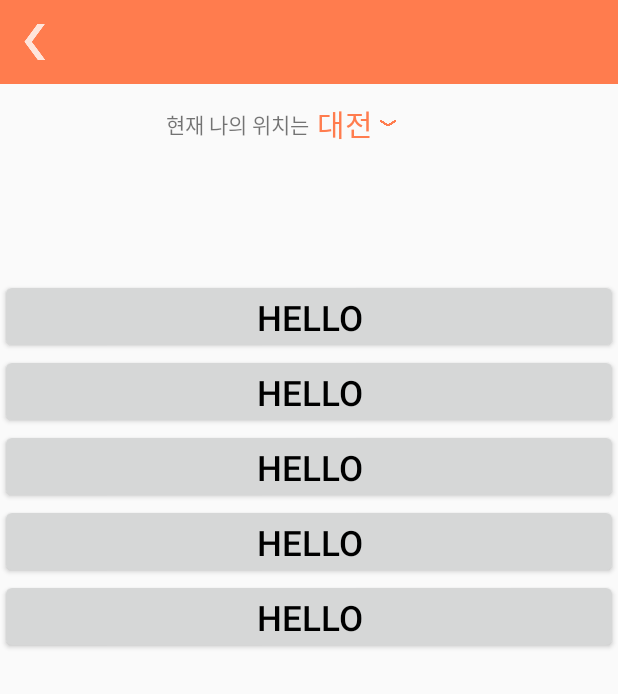
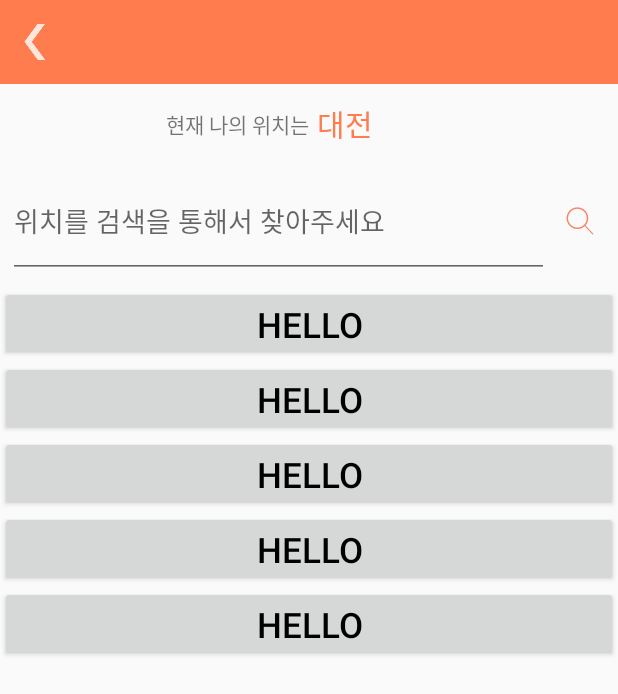
Before and after one commit to geni429/SigMunGo, an Android app: the SetLocation screen opened directly, with no data from a screen before it, on a phone screen of 412 x 824 dp. Shown: the top 694 px of the screen. Run offline under Robolectric (Android 15) with nearby library versions, the light colour scheme and no system bars.

Commit message:
Toolbar margin이슈 해결, set_location layout 완성

```diff
--- a/SigMunGo/app/src/main/AndroidManifest.xml
+++ b/SigMunGo/app/src/main/AndroidManifest.xml
@@ -20,7 +20,7 @@
         <activity android:name=".SignUp" android:theme="@style/AppTheme"/>
         <activity android:name=".Certification" android:theme="@style/AppTheme"/>
         <activity android:name=".Main" android:theme="@style/ToolbarTheme"/>
-        <activity android:name=".SetLocation" android:theme="@style/ToolbarTheme"/>
+        <activity android:name=".SetLocation" android:theme="@style/ToolbarTheme" android:windowSoftInputMode="adjustPan"/>
     </application>
 
 </manifest>
--- a/SigMunGo/app/src/main/java/com/example/sigmungo/sigmungo/Adapter/MainRecyclerAdapter.java
+++ b/SigMunGo/app/src/main/java/com/example/sigmungo/sigmungo/Adapter/MainRecyclerAdapter.java
@@ -48,7 +48,6 @@ public class MainRecyclerAdapter extends RecyclerView.Adapter<MainRecyclerAdapte
 
     @Override
     public ViewHolder onCreateViewHolder(ViewGroup parent, int viewType) {
-        Log.d("MainRecycler parent", parent+"");
         View v = LayoutInflater.from(parent.getContext()).inflate(R.layout.restaurants_info_items, parent, false);
         ViewHolder holder = new ViewHolder(v);
         return holder;
--- a/SigMunGo/app/src/main/java/com/example/sigmungo/sigmungo/Adapter/SetLocationAdapter.java
+++ b/SigMunGo/app/src/main/java/com/example/sigmungo/sigmungo/Adapter/SetLocationAdapter.java
@@ -23,7 +23,6 @@ public class SetLocationAdapter extends RecyclerView.Adapter<SetLocationAdapter.
 
     @Override
     public SetLocationAdapter.ViewHolder onCreateViewHolder(ViewGroup parent, int viewType) {
-        Log.d("setLocation parent", parent+"");
         View v = LayoutInflater.from(parent.getContext()).inflate(R.layout.locations_list, parent, false);
         SetLocationAdapter.ViewHolder holder = new SetLocationAdapter.ViewHolder(v);
         return holder;
--- /dev/null
+++ b/SigMunGo/app/src/main/res/drawable/bg_search.xml
@@ -0,0 +1,6 @@
+<?xml version="1.0" encoding="utf-8"?>
+<layer-list xmlns:android="http://schemas.android.com/apk/res/android">
+    <item>
+        <solid/>
+    </item>
+</layer-list>
--- a/SigMunGo/app/src/main/res/layout/back_toolbar.xml
+++ b/SigMunGo/app/src/main/res/layout/back_toolbar.xml
@@ -2,11 +2,14 @@
 <android.support.v7.widget.Toolbar xmlns:android="http://schemas.android.com/apk/res/android"
     android:layout_width="match_parent"
     android:layout_height="56dp"
-    android:layout_alignParentTop="true">
+    xmlns:app="http://schemas.android.com/apk/res-auto"
+    android:layout_alignParentTop="true"
+    app:theme="@style/ThemeOverlay.AppCompat.ActionBar"
+    android:background="@color/colorPrimary"
+    app:contentInsetStart="0dp">
     <RelativeLayout
         android:layout_width="match_parent"
-        android:layout_height="match_parent"
-        android:background="@color/colorPrimary">
+        android:layout_height="match_parent">
         <ImageButton
             android:id="@+id/sidemenu_btn"
             android:layout_width="35dp"
--- a/SigMunGo/app/src/main/res/layout/set_location.xml
+++ b/SigMunGo/app/src/main/res/layout/set_location.xml
@@ -33,22 +33,43 @@
                 android:text="대전"
                 android:textColor="@color/colorPrimary"
                 android:textSize="20dp"/>
-            <Button
-                android:layout_width="20dp"
-                android:layout_height="20dp"
-                android:background="@drawable/ic_location_select"/>
+        </LinearLayout>
+    </LinearLayout>
+    <LinearLayout
+        android:orientation="horizontal"
+        android:layout_width="match_parent"
+        android:layout_height="0dp"
+        android:layout_weight="1"
+        android:layout_marginLeft="5dp"
+        android:layout_marginRight="5dp"
+        android:gravity="center_vertical"
+        android:focusable="true"
+        android:focusableInTouchMode="true"
+        android:weightSum="10">
+        <EditText
+            android:layout_width="0dp"
+            android:layout_height="match_parent"
+            android:hint="위치를 검색을 통해서 찾아주세요"
+            android:layout_weight="9"
+            android:cursorVisible="true"
+            android:textColor="@android:color/black"/>
+        <LinearLayout
+            android:layout_width="0dp"
+            android:layout_height="match_parent"
+            android:layout_weight="1"
+            android:gravity="center_vertical|center_horizontal">
+            <ImageButton
+                android:layout_width="30dp"
+                android:layout_height="30dp"
+                android:src="@drawable/ic_search"
+                android:background="@null"/>
         </LinearLayout>
     </LinearLayout>
     <LinearLayout
         android:layout_width="match_parent"
         android:layout_height="0dp"
-        android:layout_weight="1">
-
-    </LinearLayout>
-    <LinearLayout
-        android:layout_width="match_parent"
-        android:layout_height="0dp"
-        android:layout_weight="8.3">
+        android:layout_weight="8.3"
+        android:layout_marginTop="5dp">
         <android.support.v7.widget.RecyclerView
             android:id="@+id/set_location_recyclerview"
             android:layout_width="match_parent"
--- a/SigMunGo/app/src/main/res/values/styles.xml
+++ b/SigMunGo/app/src/main/res/values/styles.xml
@@ -14,9 +14,7 @@
         <item name="android:background">@drawable/splash_img</item>
     </style>
 
-    <style name="ToolbarTheme" parent="ThemeOverlay.AppCompat.Light">
-        <item name="windowActionBar">false</item>
-        <item name="android:windowNoTitle">true</item>
+    <style name="ToolbarTheme" parent="Theme.AppCompat.Light.NoActionBar">
         <item name="colorPrimary">@color/colorPrimary</item>
         <item name="colorPrimaryDark">#000000</item>
         <item name="colorAccent">#ff7c4e</item>
```
Also changed, not shown: SigMunGo/app/src/main/res/layout/main_toolbar.xml (+11 -8 lines), SigMunGo/app/src/main/res/drawable-hdpi/ic_search.png (added), SigMunGo/app/src/main/res/drawable-mdpi/ic_search.png (added), SigMunGo/app/src/main/res/drawable-xhdpi/ic_search.png (added), SigMunGo/app/src/main/res/drawable-xxhdpi/ic_search.png (added), SigMunGo/app/src/main/res/drawable/ic_search.png (deleted).
